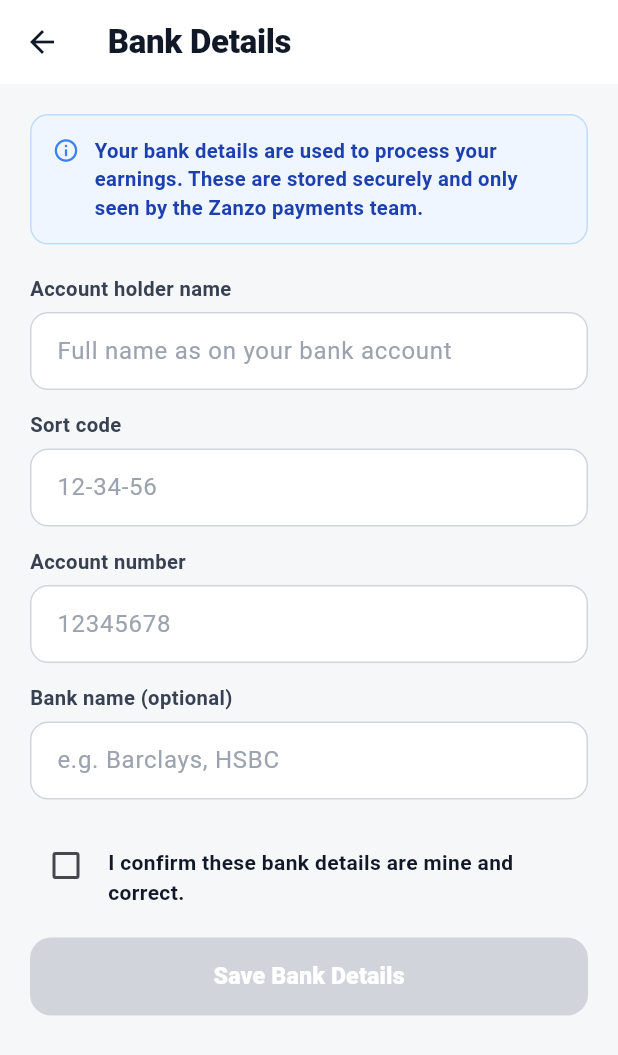
After one commit to zanzoai/final-zanzo, a Flutter app: the UkBankDetailsScreen screen opened directly, on a phone screen of 412 x 824 dp. The commit adds this screen. Shown: the top 1055 px of the screen. Run offline on Flutter 3.47's test engine with Material 3 defaults, Android fonts, the phone set to English and light mode, and no system bars; our stand-ins replace firebase_core, firebase_messaging, geocoding, geolocator, image_cropper, image_picker and 2 more; missing offline and left inert: flutter_sound, flutter_stripe, google_mlkit_text_recognition; accounts and stored records are empty; network calls fail.

Commit message:
Add UK bank details screen

```diff
--- a/lib/core/services/uk_provider_api.dart
+++ b/lib/core/services/uk_provider_api.dart
@@ -100,4 +100,44 @@ class UkProviderApi {
     } catch (_) {}
     throw Exception(err?['detail'] ?? 'Upload failed (${res.statusCode})');
   }
+
+  static Future<Map<String, dynamic>> getBankDetails() async {
+    final res = await ApiService.callWithRefresh(
+      (h) => http.get(Uri.parse('$_base/uk/bank-details'), headers: h),
+    );
+    if (res.statusCode == 200) {
+      return jsonDecode(res.body) as Map<String, dynamic>;
+    }
+    throw Exception('Failed to get bank details (${res.statusCode})');
+  }
+
+  static Future<Map<String, dynamic>> saveBankDetails({
+    required String accountHolderName,
+    required String sortCode,
+    required String accountNumber,
+    String? bankName,
+  }) async {
+    final body = <String, dynamic>{
+      'account_holder_name': accountHolderName,
+      'sort_code': sortCode,
+      'account_number': accountNumber,
+      'details_confirmed': true,
+      if (bankName != null && bankName.isNotEmpty) 'bank_name': bankName,
+    };
+    final res = await ApiService.callWithRefresh(
+      (h) => http.post(
+        Uri.parse('$_base/uk/bank-details'),
+        headers: h,
+        body: jsonEncode(body),
+      ),
+    );
+    if (res.statusCode == 200 || res.statusCode == 201) {
+      return jsonDecode(res.body) as Map<String, dynamic>;
+    }
+    Map<String, dynamic>? err;
+    try {
+      err = jsonDecode(res.body) as Map<String, dynamic>?;
+    } catch (_) {}
+    throw Exception(err?['detail'] ?? 'Failed to save bank details (${res.statusCode})');
+  }
 }
--- a/lib/features/zancrew/dashboard/zancrew_dashboard.dart
+++ b/lib/features/zancrew/dashboard/zancrew_dashboard.dart
@@ -25,6 +25,7 @@ import 'package:zanzo_frontend/core/services/zancrew_earnings_service.dart';
 import '../../../core/services/api_service.dart';
 import '../../../core/services/uk_provider_api.dart';
 import '../../../core/services/zancrew_api.dart';
+import '../onboarding/uk_bank_details_screen.dart';
 import '../screens/zancrew_JobDetails.dart';
 import '../screens/zancrew_earnings_details.dart';
 import '../screens/zancrew_offer_detail.dart';
@@ -952,6 +953,16 @@ class _ZanCrewDashboardState extends State<ZanCrewDashboard>
           ),
           actions: [
             IconButton(
+              tooltip: 'Bank Details',
+              icon: const Icon(Icons.account_balance_outlined),
+              onPressed: () => Navigator.push(
+                context,
+                MaterialPageRoute(
+                  builder: (_) => const UkBankDetailsScreen(),
+                ),
+              ),
+            ),
+            IconButton(
               tooltip: 'Preferences',
               icon: const Icon(Icons.tune),
               onPressed: _openEditPreferences,
--- /dev/null
+++ b/lib/features/zancrew/onboarding/uk_bank_details_screen.dart
@@ -0,0 +1,463 @@
+import 'package:flutter/material.dart';
+import 'package:flutter/services.dart';
+
+import '../../../core/services/uk_provider_api.dart';
+
+class UkBankDetailsScreen extends StatefulWidget {
+  const UkBankDetailsScreen({super.key});
+
+  @override
+  State<UkBankDetailsScreen> createState() => _UkBankDetailsScreenState();
+}
+
+class _UkBankDetailsScreenState extends State<UkBankDetailsScreen> {
+  static const Color _bg = Color(0xFFF6F7F9);
+  static const Color _ink = Color(0xFF111827);
+  static const Color _muted = Color(0xFF6B7280);
+  static const Color _border = Color(0xFFD1D5DB);
+
+  bool _loading = true;
+  bool _saving = false;
+  bool _editing = false;
+
+  Map<String, dynamic>? _saved;
+
+  final _nameCtrl = TextEditingController();
+  final _sortCtrl = TextEditingController();
+  final _accountCtrl = TextEditingController();
+  final _bankCtrl = TextEditingController();
+  bool _confirmed = false;
+
+  @override
+  void initState() {
+    super.initState();
+    _load();
+  }
+
+  @override
+  void dispose() {
+    _nameCtrl.dispose();
+    _sortCtrl.dispose();
+    _accountCtrl.dispose();
+    _bankCtrl.dispose();
+    super.dispose();
+  }
+
+  Future<void> _load() async {
+    try {
+      final data = await UkProviderApi.getBankDetails();
+      setState(() {
+        _saved = data;
+        _loading = false;
+      });
+    } catch (_) {
+      setState(() {
+        _saved = {'has_bank_details': false};
+        _loading = false;
+      });
+    }
+  }
+
+  bool get _hasSaved => _saved?['has_bank_details'] == true;
+
+  bool _sortCodeValid(String v) =>
+      v.replaceAll(RegExp(r'\D'), '').length == 6;
+
+  bool _accountValid(String v) =>
+      v.replaceAll(RegExp(r'\D'), '').length == 8;
+
+  bool get _formValid {
+    final name = _nameCtrl.text.trim();
+    return name.length >= 2 &&
+        name.length <= 150 &&
+        _sortCodeValid(_sortCtrl.text) &&
+        _accountValid(_accountCtrl.text) &&
+        _confirmed;
+  }
+
+  void _startEditing() {
+    _nameCtrl.text = _saved?['account_holder_name']?.toString() ?? '';
+    _sortCtrl.clear();
+    _accountCtrl.clear();
+    _bankCtrl.text = _saved?['bank_name']?.toString() ?? '';
+    _confirmed = false;
+    setState(() => _editing = true);
+  }
+
+  Future<void> _save() async {
+    if (!_formValid || _saving) return;
+    setState(() => _saving = true);
+    try {
+      final result = await UkProviderApi.saveBankDetails(
+        accountHolderName: _nameCtrl.text.trim(),
+        sortCode: _sortCtrl.text.trim(),
+        accountNumber: _accountCtrl.text.trim(),
+        bankName: _bankCtrl.text.trim().isEmpty ? null : _bankCtrl.text.trim(),
+      );
+      if (!mounted) return;
+      setState(() {
+        _saved = result;
+        _editing = false;
+        _saving = false;
+      });
+      ScaffoldMessenger.of(context).showSnackBar(
+        const SnackBar(content: Text('Bank details saved')),
+      );
+    } catch (e) {
+      if (!mounted) return;
+      setState(() => _saving = false);
+      ScaffoldMessenger.of(context).showSnackBar(
+        SnackBar(content: Text(e.toString().replaceFirst('Exception: ', ''))),
+      );
+    }
+  }
+
+  // ---------------------------------------------------------------------------
+  // BUILD
+  // ---------------------------------------------------------------------------
+  @override
+  Widget build(BuildContext context) {
+    return Scaffold(
+      backgroundColor: _bg,
+      appBar: AppBar(
+        backgroundColor: Colors.white,
+        foregroundColor: _ink,
+        elevation: 0,
+        title: const Text(
+          'Bank Details',
+          style: TextStyle(fontWeight: FontWeight.w900, letterSpacing: -0.2),
+        ),
+      ),
+      body: _loading
+          ? const Center(child: CircularProgressIndicator())
+          : SafeArea(
+              child: SingleChildScrollView(
+                padding: const EdgeInsets.all(20),
+                child: _hasSaved && !_editing
+                    ? _buildStatusCard()
+                    : _buildForm(),
+              ),
+            ),
+    );
+  }
+
+  // ---------------------------------------------------------------------------
+  // STATUS CARD
+  // ---------------------------------------------------------------------------
+  Widget _buildStatusCard() {
+    final name = _saved?['account_holder_name']?.toString() ?? '';
+    final last4 = _saved?['account_number_last4']?.toString() ?? '';
+    final sortDisplay = _saved?['sort_code_display']?.toString() ?? '';
+    final bankName = _saved?['bank_name']?.toString();
+
+    return Column(
+      crossAxisAlignment: CrossAxisAlignment.stretch,
+      children: [
+        Container(
+          decoration: BoxDecoration(
+            color: Colors.white,
+            borderRadius: BorderRadius.circular(18),
+            border: Border.all(color: const Color(0xFFE5E7EB)),
+            boxShadow: const [
+              BoxShadow(
+                color: Color(0x0A000000),
+                blurRadius: 16,
+                offset: Offset(0, 8),
+              ),
+            ],
+          ),
+          child: Column(
+            children: [
+              Padding(
+                padding: const EdgeInsets.fromLTRB(16, 16, 16, 12),
+                child: Row(
+                  children: [
+                    Container(
+                      width: 32,
+                      height: 32,
+                      decoration: BoxDecoration(
+                        color: const Color(0xFFECFDF5),
+                        borderRadius: BorderRadius.circular(8),
+                      ),
+                      child: const Icon(
+                        Icons.check,
+                        size: 18,
+                        color: Color(0xFF16A34A),
+                      ),
+                    ),
+                    const SizedBox(width: 12),
+                    const Text(
+                      'Bank details saved',
+                      style: TextStyle(
+                        fontSize: 16,
+                        fontWeight: FontWeight.w900,
+                        color: _ink,
+                      ),
+                    ),
+                  ],
+                ),
+              ),
+              const Divider(height: 1, color: Color(0xFFE5E7EB)),
+              _detailRow('Account holder', name),
+              _detailRow('Account', '••••$last4'),
+              _detailRow('Sort code', sortDisplay),
+              if (bankName != null && bankName.isNotEmpty)
+                _detailRow('Bank', bankName),
+              const SizedBox(height: 8),
+            ],
+          ),
+        ),
+        const SizedBox(height: 20),
+        SizedBox(
+          height: 50,
+          child: OutlinedButton(
+            onPressed: _startEditing,
+            style: OutlinedButton.styleFrom(
+              foregroundColor: _ink,
+              side: const BorderSide(color: _border, width: 1.5),
+              shape: RoundedRectangleBorder(
+                borderRadius: BorderRadius.circular(14),
+              ),
+            ),
+            child: const Text(
+              'Update Bank Details',
+              style: TextStyle(fontWeight: FontWeight.w800, fontSize: 15),
+            ),
+          ),
+        ),
+      ],
+    );
+  }
+
+  Widget _detailRow(String label, String value) {
+    return Padding(
+      padding: const EdgeInsets.symmetric(horizontal: 16, vertical: 10),
+      child: Row(
+        children: [
+          Text(
+            label,
+            style: const TextStyle(
+              fontSize: 14,
+              color: _muted,
+              fontWeight: FontWeight.w700,
+            ),
+          ),
+          const Spacer(),
+          Text(
+            value,
+            style: const TextStyle(
+              fontSize: 14,
+              color: _ink,
+              fontWeight: FontWeight.w800,
+            ),
+          ),
+        ],
+      ),
+    );
+  }
+
+  // ---------------------------------------------------------------------------
+  // FORM
+  // ---------------------------------------------------------------------------
+  Widget _buildForm() {
+    return Column(
+      crossAxisAlignment: CrossAxisAlignment.stretch,
+      children: [
+        _buildInfoBanner(),
+        const SizedBox(height: 20),
+        _field(
+          controller: _nameCtrl,
+          label: 'Account holder name',
+          hint: 'Full name as on your bank account',
+          keyboardType: TextInputType.name,
+          textCapitalization: TextCapitalization.words,
+          maxLength: 150,
+        ),
+        const SizedBox(height: 14),
+        _field(
+          controller: _sortCtrl,
+          label: 'Sort code',
+          hint: '12-34-56',
+          keyboardType: TextInputType.number,
+          inputFormatters: [
+            FilteringTextInputFormatter.allow(RegExp(r'[\d\-\s]')),
+            LengthLimitingTextInputFormatter(8),
+          ],
+        ),
+        const SizedBox(height: 14),
+        _field(
+          controller: _accountCtrl,
+          label: 'Account number',
+          hint: '12345678',
+          keyboardType: TextInputType.number,
+          inputFormatters: [
+            FilteringTextInputFormatter.digitsOnly,
+            LengthLimitingTextInputFormatter(8),
+          ],
+        ),
+        const SizedBox(height: 14),
+        _field(
+          controller: _bankCtrl,
+          label: 'Bank name (optional)',
+          hint: 'e.g. Barclays, HSBC',
+          maxLength: 100,
+        ),
+        const SizedBox(height: 20),
+        Row(
+          crossAxisAlignment: CrossAxisAlignment.start,
+          children: [
+            Checkbox(
+              value: _confirmed,
+              activeColor: Colors.black,
+              onChanged: (v) => setState(() => _confirmed = v ?? false),
+            ),
+            const SizedBox(width: 4),
+            const Expanded(
+              child: Padding(
+                padding: EdgeInsets.only(top: 12),
+                child: Text(
+                  'I confirm these bank details are mine and correct.',
+                  style: TextStyle(
+                    fontSize: 14,
+                    color: _ink,
+                    fontWeight: FontWeight.w600,
+                    height: 1.4,
+                  ),
+                ),
+              ),
+            ),
+          ],
+        ),
+        const SizedBox(height: 20),
+        SizedBox(
+          height: 52,
+          child: ElevatedButton(
+            onPressed: _formValid && !_saving ? _save : null,
+            style: ElevatedButton.styleFrom(
+              backgroundColor: Colors.black,
+              foregroundColor: Colors.white,
+              elevation: 0,
+              disabledBackgroundColor: const Color(0xFFD1D5DB),
+              disabledForegroundColor: Colors.white,
+              shape: RoundedRectangleBorder(
+                borderRadius: BorderRadius.circular(14),
+              ),
+            ),
+            child: _saving
+                ? const SizedBox(
+                    width: 22,
+                    height: 22,
+                    child: CircularProgressIndicator(
+                      color: Colors.white,
+                      strokeWidth: 2.5,
+                    ),
+                  )
+                : Text(
+                    _hasSaved ? 'Update Bank Details' : 'Save Bank Details',
+                    style: const TextStyle(
+                      fontWeight: FontWeight.w900,
+                      fontSize: 15.5,
+                    ),
+                  ),
+          ),
+        ),
+        if (_hasSaved) ...[
+          const SizedBox(height: 12),
+          TextButton(
+            onPressed: () => setState(() => _editing = false),
+            child: const Text(
+              'Cancel',
+              style: TextStyle(color: _muted, fontWeight: FontWeight.w700),
+            ),
+          ),
+        ],
+      ],
+    );
+  }
+
+  Widget _buildInfoBanner() {
+    return Container(
+      decoration: BoxDecoration(
+        color: const Color(0xFFEFF6FF),
+        borderRadius: BorderRadius.circular(12),
+        border: Border.all(color: const Color(0xFFBFDBFE)),
+      ),
+      padding: const EdgeInsets.all(14),
+      child: Row(
+        crossAxisAlignment: CrossAxisAlignment.start,
+        children: [
+          const Icon(Icons.info_outline, size: 18, color: Color(0xFF3B82F6)),
+          const SizedBox(width: 10),
+          const Expanded(
+            child: Text(
+              'Your bank details are used to process your earnings. '
+              'These are stored securely and only seen by the Zanzo payments team.',
+              style: TextStyle(
+                fontSize: 13.5,
+                color: Color(0xFF1E40AF),
+                fontWeight: FontWeight.w600,
+                height: 1.4,
+              ),
+            ),
+          ),
+        ],
+      ),
+    );
+  }
+
+  Widget _field({
+    required TextEditingController controller,
+    required String label,
+    required String hint,
+    TextInputType? keyboardType,
+    TextCapitalization textCapitalization = TextCapitalization.none,
+    int? maxLength,
+    List<TextInputFormatter>? inputFormatters,
+  }) {
+    return Column(
+      crossAxisAlignment: CrossAxisAlignment.start,
+      children: [
+        Text(
+          label,
+          style: const TextStyle(
+            fontSize: 13.5,
+            fontWeight: FontWeight.w700,
+            color: Color(0xFF374151),
+          ),
+        ),
+        const SizedBox(height: 6),
+        TextField(
+          controller: controller,
+          keyboardType: keyboardType,
+          textCapitalization: textCapitalization,
+          maxLength: maxLength,
+          inputFormatters: inputFormatters,
+          onChanged: (_) => setState(() {}),
+          decoration: InputDecoration(
+            hintText: hint,
+            hintStyle: const TextStyle(color: Color(0xFF9CA3AF)),
+            counterText: '',
+            filled: true,
+            fillColor: Colors.white,
+            contentPadding: const EdgeInsets.symmetric(
+              horizontal: 14,
+              vertical: 14,
+            ),
+            border: OutlineInputBorder(
+              borderRadius: BorderRadius.circular(12),
+              borderSide: const BorderSide(color: _border),
+            ),
+            enabledBorder: OutlineInputBorder(
+              borderRadius: BorderRadius.circular(12),
+              borderSide: const BorderSide(color: _border),
+            ),
+            focusedBorder: OutlineInputBorder(
+              borderRadius: BorderRadius.circular(12),
+              borderSide: const BorderSide(color: _ink, width: 1.5),
+            ),
+          ),
+        ),
+      ],
+    );
+  }
+}
```
